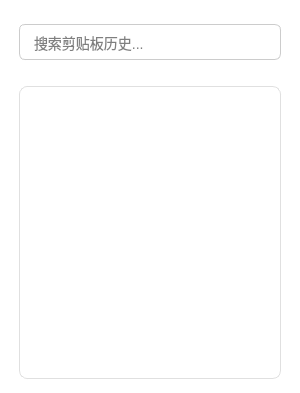
Old version of the form clipboard_history.ui in the repository hongzhe12/NiceBoard.
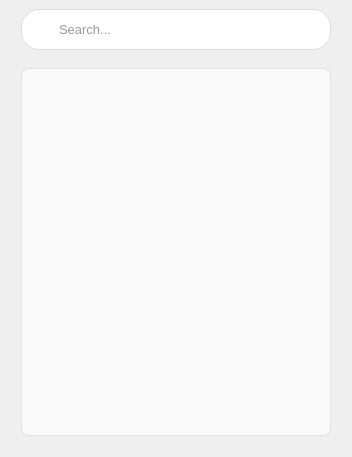
New version of the form. Icons and pictures are not drawn.

Patch:
```diff
--- a/clipboard_history.ui
+++ b/clipboard_history.ui
@@ -6,84 +6,176 @@
    <rect>
     <x>0</x>
     <y>0</y>
-    <width>300</width>
-    <height>393</height>
+    <width>352</width>
+    <height>457</height>
    </rect>
   </property>
-  <property name="minimumSize">
-   <size>
-    <width>0</width>
-    <height>0</height>
-   </size>
-  </property>
-  <property name="maximumSize">
-   <size>
-    <width>16777215</width>
-    <height>16777215</height>
-   </size>
-  </property>
   <property name="windowTitle">
    <string>剪贴板历史记录</string>
   </property>
   <property name="styleSheet">
-   <string notr="true">/* ===== 全局基础样式 ===== */
-SimpleClipboardHistory,
-QWidget#centralwidget {
-    background-color: white;
-    font-family: &quot;Microsoft YaHei&quot;;
-    color: #333333;
+   <string notr="true">/* 主窗口样式 - 改进的亚克力毛玻璃效果 */
+SimpleClipboardHistory {
+    background: rgba(245, 245, 245, 0.85);  /* 提高不透明度 */
+    border-radius: 12px;
+    border: 1px solid rgba(255, 255, 255, 0.6);
+    padding: 0;
+    backdrop-filter: blur(15px);
+    box-shadow: 0 8px 32px rgba(0, 0, 0, 0.15);
 }
 
-/* ===== 列表控件 ===== */
+/* 标题栏样式 */
+QWidget#header {
+    height: 40px;
+    background: rgba(255, 255, 255, 0.7);
+    border-top-left-radius: 12px;
+    border-top-right-radius: 12px;
+    padding-left: 15px;
+    border-bottom: 1px solid rgba(0, 0, 0, 0.08);
+}
+
+/* 标题文本 */
+QLabel#title_label {
+    font-family: &quot;Segoe UI&quot;, &quot;Microsoft YaHei&quot;, sans-serif;
+    font-size: 14px;
+    font-weight: 600;
+    color: #333333;  /* 改为深色文字 */
+    text-shadow: 0 1px 1px rgba(255, 255, 255, 0.8);
+}
+
+/* 搜索框 - 改进的可读性 */
+QLineEdit#search_box {
+    border: 1px solid rgba(0, 0, 0, 0.1);
+    border-radius: 18px;
+    padding: 8px 15px 8px 35px;
+    margin: 0 12;
+    font-size: 13px;
+    background: rgba(255, 255, 255, 0.7) url(:/icons/search.svg) no-repeat 12px center;
+    color: #333333;  /* 深色文字 */
+    selection-background-color: #0078D4;
+    selection-color: white;
+}
+
+QLineEdit#search_box::placeholder {
+    color: rgba(0, 0, 0, 0.4);  /* 更明显的占位符 */
+}
+
+QLineEdit#search_box:focus {
+    border: 1px solid #0078D4;
+    background-color: rgba(255, 255, 255, 0.9);
+}
+
+/* 历史列表 - 提高对比度 */
 QListWidget#history_list {
-    background-color: white;
-    border: 1px solid #e0e0e0;
+    background: rgba(255, 255, 255, 0.7);
+    border: 1px solid rgba(0, 0, 0, 0.08);
     border-radius: 8px;
-    padding: 2px;
-    margin: 6px;
-    font-size: 14px;
-    outline: 0;
+    padding: 0;
+    outline: none;
+    font-size: 13px;
+    margin: 12px;
+    color: #333333;  /* 深色文字 */
 }
 
+/* 列表项 */
 QListWidget#history_list::item {
-    height: 36px;
-    padding: 8px 12px;
-    border-bottom: 1px solid #f0f0f0;
+    height: 40px;
+    padding: 8px 15px;
+    background: transparent;
+    border-bottom: 1px solid rgba(0, 0, 0, 0.05);
+    color: #333333;  /* 深色文字 */
 }
 
+/* 悬停效果 */
 QListWidget#history_list::item:hover {
     background-color: #f5f5f5;
 }
 
+/* 选中效果 */
 QListWidget#history_list::item:selected {
-    background-color: #e8f5e9;
-    color: #2e7d32;
+    background: #0078D4;
+    color: white;
+    border-radius: 4px;
 }
 
-/* ===== 搜索框 ===== */
-QLineEdit#search_box {
-    background-color: white;
-    border: 1px solid #cccccc;
-    border-radius: 6px;
-    padding: 8px 12px;
-    margin: 6px;
-    font-size: 14px;
-    selection-background-color: #c8e6c9;
+
+/* ================= 垂直滚动条 ================= */
+QScrollBar:vertical {
+    border: none;
+    background: rgba(0, 0, 0, 0.05);  /* 非常淡的背景 */
+    width: 10px;  /* 滚动条宽度 */
+    margin: 2px;
+    border-radius: 0;
 }
 
-QLineEdit#search_box:focus {
-    border: 1px solid #4CAF50;
+QScrollBar::handle:vertical {
+    background: rgba(0, 0, 0, 0.2);  /* 半透明灰色 */
+    min-height: 30px;  /* 最小高度 */
+    border-radius: 5px;
+    margin: 2px;
 }
 
-/* ===== 操作按钮 ===== */
+QScrollBar::handle:vertical:hover {
+    background: rgba(0, 0, 0, 0.3);  /* 悬停时加深 */
+}
+
+QScrollBar::add-line:vertical,
+QScrollBar::sub-line:vertical {
+    height: 0px;  /* 隐藏上下箭头区域 */
+    background: none;
+}
+
+QScrollBar::add-page:vertical,
+QScrollBar::sub-page:vertical {
+    background: none;  /* 滚动条背景以外的区域透明 */
+}
+
+/* ================= 水平滚动条 ================= */
+QScrollBar:horizontal {
+    border: none;
+    background: rgba(0, 0, 0, 0.05);
+    height: 10px;  /* 滚动条高度 */
+    margin: 2px;
+    border-radius: 0;
+}
+
+QScrollBar::handle:horizontal {
+    background: rgba(0, 0, 0, 0.2);
+    min-width: 30px;  /* 最小宽度 */
+    border-radius: 5px;
+    margin: 2px;
+}
+
+QScrollBar::handle:horizontal:hover {
+    background: rgba(0, 0, 0, 0.3);
+}
+
+QScrollBar::add-line:horizontal,
+QScrollBar::sub-line:horizontal {
+    width: 0px;  /* 隐藏左右箭头区域 */
+    background: none;
+}
+
+QScrollBar::add-page:horizontal,
+QScrollBar::sub-page:horizontal {
+    background: none;
+}
+
+/* ================= 滚动条角部 ================= */
+QScrollCorner {
+    background: rgba(0, 0, 0, 0.05);  /* 与滚动条背景一致 */
+}
+
+/* ================= 确认按钮和删除 ================= */
+
+/* ===== 功能按钮 ===== */
 QPushButton#toggle_btn {
     background-color: #4CAF50;
     border: none;
     color: white;
     padding: 10px;
     margin: 6px;
-    border-radius: 6px;
-    font-size: 14px;
+    border-radius: 5px;
     min-height: 36px;
 }
 
@@ -101,8 +193,7 @@
     color: white;
     padding: 10px;
     margin: 6px;
-    border-radius: 6px;
-    font-size: 14px;
+    border-radius: 5px;
     min-height: 36px;
 }
 
@@ -114,7 +205,26 @@
     background-color: #d32f2f;
 }
 
-/* ===== 右键菜单 ===== */
+
+
+/* 确保背景透明 */
+QListWidget {
+    background: transparent;
+    outline: none;
+}
+
+QListWidget::item {
+    background: white;
+    border-radius: 5px;
+    margin: 3px;
+}
+
+QListWidget::item:hover {
+    background: #f0f7ff;
+}
+
+
+/* 系统托盘菜单样式 */
 QMenu {
     background-color: white;
     border: 1px solid #e0e0e0;
@@ -133,39 +243,52 @@
     color: #2e7d32;
 }
 
-/* ===== 滚动条优化 ===== */
-QScrollBar:vertical {
-    background: transparent;
-    width: 10px;
-    margin: 2px;
+QMenu::separator {
+    height: 1px;
+    background: #e0e0e0;
+    margin: 3px 0;
 }
 
-QScrollBar::handle:vertical {
-    background: #bdbdbd;
+/* 设置窗口样式 */
+SettingsWindow {
+    background-color: #f9f9f9;
+    border: 1px solid #ddd;
+}
+
+SettingsWindow QPushButton {
+    padding: 6px 12px;
+    background-color: #5c9dff;
+    color: white;
     border-radius: 4px;
-    min-height: 30px;
 }
 
-QScrollBar::handle:vertical:hover {
-    background: #9e9e9e;
+SettingsWindow QSpinBox {
+    padding: 5px;
+}
+
+SettingsWindow QCheckBox {
+    spacing: 5px;
 }</string>
   </property>
   <widget class="QWidget" name="centralwidget">
    <layout class="QGridLayout" name="gridLayout">
-    <item row="1" column="0">
-     <widget class="QListWidget" name="history_list">
-      <property name="styleSheet">
-       <string notr="true">margin:5 10px;</string>
-      </property>
-     </widget>
-    </item>
     <item row="0" column="0">
      <widget class="QLineEdit" name="search_box">
-      <property name="styleSheet">
-       <string notr="true">margin:15 10;</string>
+      <property name="minimumSize">
+       <size>
+        <width>0</width>
+        <height>41</height>
+       </size>
       </property>
       <property name="placeholderText">
-       <string>搜索剪贴板历史...</string>
+       <string>Search...</string>
+      </property>
+     </widget>
+    </item>
+    <item row="1" column="0">
+     <widget class="QListWidget" name="history_list">
+      <property name="styleSheet">
+       <string notr="true"/>
       </property>
      </widget>
     </item>
```
Left out of the diff: 24 changed lines with no effect on the pictures.
